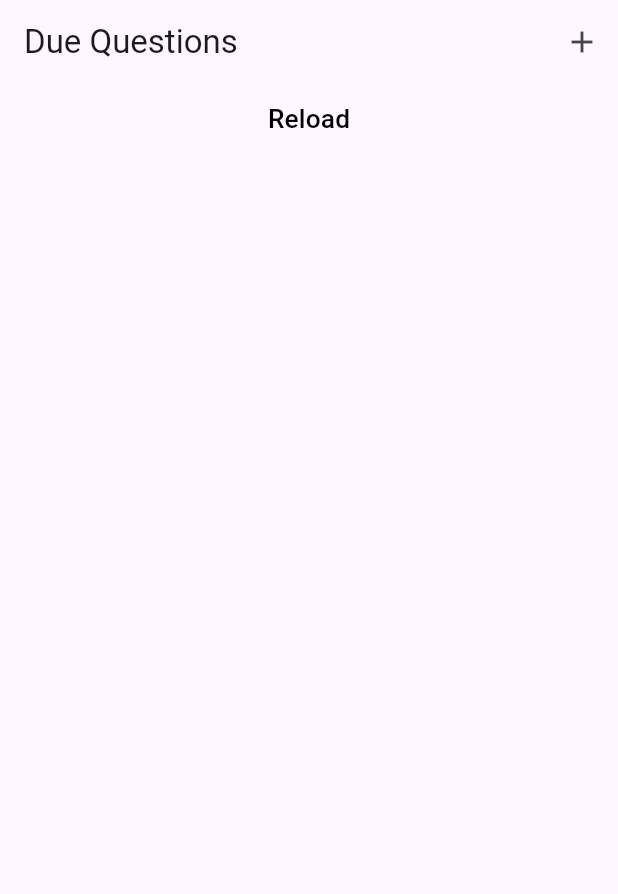
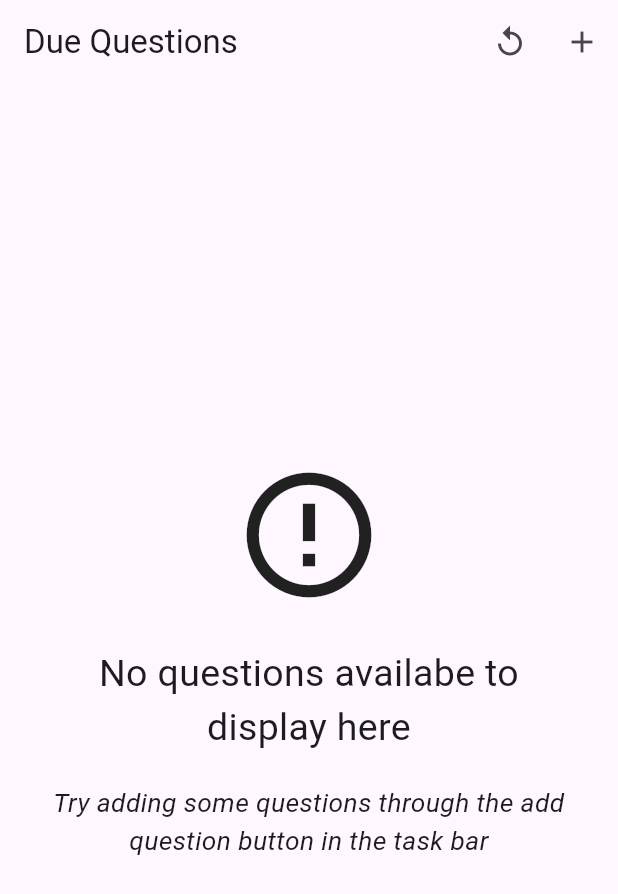
Before and after one commit to 10101krish/Leetcode_Todo_App, a Flutter app: the screen it shows after launch, on a phone screen of 412 x 824 dp. Shown: the top 894 px of the screen. Run offline on Flutter 3.47's test engine with Material 3 defaults, Android fonts, the phone set to English and light mode, and no system bars; our stand-ins replace flutter_riverpod, sqflite, string_validator, webview_flutter; accounts and stored records are empty.

Commit message:
Enhanced and simplified the UI

```diff
--- a/lib/database/database.dart
+++ b/lib/database/database.dart
@@ -72,7 +72,7 @@ void addNewQuestion({
   required Question question,
 }) async {
   final dueDate = DateTime.now()
-      .add(Duration(days: -1 * dueDelay[question.confidence]!))
+      .add(Duration(days: dueDelay[question.confidence]!))
       .toIso8601String()
       .substring(0, 10);
   final sql.Database db = await _getQuestionsDatabase();
--- a/lib/main.dart
+++ b/lib/main.dart
@@ -1,11 +1,11 @@
 import 'package:flutter/material.dart';
 import 'package:flutter_riverpod/flutter_riverpod.dart';
-import 'package:leetcode_todo_app/screens/landing_screen.dart';
+import 'package:leetcode_todo_app/screens/due_questions.dart';
 
 void main() {
   runApp(const ProviderScope(
     child: MaterialApp(
-      home: LandingScreen(),
+      home: DueQuestionsScreen(),
     ),
   ));
 }
--- a/lib/screens/due_questions.dart
+++ b/lib/screens/due_questions.dart
@@ -4,6 +4,7 @@ import 'package:leetcode_todo_app/database/database.dart';
 import 'package:leetcode_todo_app/models/confidence.dart';
 import 'package:leetcode_todo_app/models/question.dart';
 import 'package:leetcode_todo_app/provider/due_questions_provider.dart';
+import 'package:leetcode_todo_app/screens/new_question.dart';
 import 'package:leetcode_todo_app/screens/question_dismissed_dailog.dart';
 import 'package:leetcode_todo_app/widgets/question_big.dart';
 
@@ -23,6 +24,27 @@ class _DueQuestionsScreenState extends ConsumerState<DueQuestionsScreen> {
     ref.read(dueQuestionsProvider.notifier).loadQuestions();
   }
 
+  Widget confirmIcon() {
+    return const Icon(
+      Icons.check,
+      color: Colors.white,
+      size: 40,
+    );
+  }
+
+  void reloadDueQuestions() {
+    ref.read(dueQuestionsProvider.notifier).loadQuestions();
+  }
+
+  void addNewQuestion() async {
+    await Navigator.of(context).push(
+      MaterialPageRoute(
+        builder: (context) => const NewQuestionScreen(),
+      ),
+    );
+    reloadDueQuestions();
+  }
+
   Future<bool> questionDismissed({
     required Question question,
   }) async {
@@ -40,36 +62,68 @@ class _DueQuestionsScreenState extends ConsumerState<DueQuestionsScreen> {
         question: question,
         newConfidenceLevel: dialogResponse,
       );
-      ref.read(dueQuestionsProvider.notifier).loadQuestions();
+      reloadDueQuestions();
       return true;
     }
     return false;
   }
 
-  Widget confirmIcon() {
-    return const Icon(
-      Icons.check,
-      color: Colors.white,
-      size: 40,
+  Widget dismissablePrimaryBackground() {
+    return Container(
+      color: Colors.green.shade500,
+      padding: const EdgeInsets.symmetric(horizontal: 10),
+      alignment: Alignment.centerLeft,
+      child: confirmIcon(),
+    );
+  }
+
+  Widget dismissableSecondaryBackground() {
+    return Container(
+      color: Colors.green.shade500,
+      padding: const EdgeInsets.symmetric(horizontal: 10),
+      alignment: Alignment.centerRight,
+      child: confirmIcon(),
     );
   }
 
   @override
   Widget build(BuildContext context) {
     List<Question> dueQuestions = ref.watch(dueQuestionsProvider);
-    return Column(
+
+    Widget content = Container(
+      margin: const EdgeInsets.symmetric(horizontal: 25),
+      child: const Column(
+        mainAxisAlignment: MainAxisAlignment.center,
+        crossAxisAlignment: CrossAxisAlignment.center,
         children: [
-        TextButton(
-          onPressed: () =>
-              ref.read(dueQuestionsProvider.notifier).loadQuestions(),
-          child: const Text(
-            'Reload',
+          Icon(
+            Icons.error_outline,
+            size: 100,
+          ),
+          SizedBox(height: 25),
+          Text(
+            'No questions availabe to display here',
+            textAlign: TextAlign.center,
+            style: TextStyle(
+              fontSize: 25,
+            ),
+          ),
+          SizedBox(height: 20),
+          Text(
+            'Try adding some questions through the add question button in the task bar',
+            textAlign: TextAlign.center,
             style: TextStyle(
               fontSize: 17.5,
-              color: Colors.black,
+              fontStyle: FontStyle.italic,
             ),
           ),
+        ],
       ),
+    );
+
+    if (dueQuestions.isNotEmpty) {
+      content = Column(
+        children: [
           Expanded(
             child: ListView.builder(
               scrollDirection: Axis.vertical,
@@ -77,24 +131,15 @@ class _DueQuestionsScreenState extends ConsumerState<DueQuestionsScreen> {
               itemCount: dueQuestions.length,
               itemBuilder: (context, index) {
                 return Container(
-                margin: const EdgeInsets.symmetric(horizontal: 10, vertical: 5),
+                  margin:
+                      const EdgeInsets.symmetric(horizontal: 10, vertical: 5),
                   decoration:
                       BoxDecoration(borderRadius: BorderRadius.circular(15)),
                   clipBehavior: Clip.hardEdge,
                   child: Dismissible(
                     key: ValueKey(dueQuestions[index].id),
-                  background: Container(
-                    color: Colors.green.shade500,
-                    padding: const EdgeInsets.symmetric(horizontal: 10),
-                    alignment: Alignment.centerLeft,
-                    child: Row(
-                      mainAxisAlignment: MainAxisAlignment.spaceBetween,
-                      children: [
-                        confirmIcon(),
-                        confirmIcon(),
-                      ],
-                    ),
-                  ),
+                    background: dismissablePrimaryBackground(),
+                    secondaryBackground: dismissableSecondaryBackground(),
                     child: QuestionBig(
                       question: dueQuestions[index],
                       index: index,
@@ -112,4 +157,24 @@ class _DueQuestionsScreenState extends ConsumerState<DueQuestionsScreen> {
         ],
       );
     }
+
+    return Scaffold(
+      appBar: AppBar(
+        title: const Text('Due Questions'),
+        actions: [
+          IconButton(
+            onPressed: reloadDueQuestions,
+            icon: const Icon(Icons.replay_outlined),
+            tooltip: 'Reload questions',
+          ),
+          IconButton(
+            onPressed: addNewQuestion,
+            icon: const Icon(Icons.add),
+            tooltip: 'Add new question',
+          ),
+        ],
+      ),
+      body: content,
+    );
   }
+}
--- a/lib/screens/landing_screen.dart
+++ /dev/null
@@ -1,34 +0,0 @@
-import 'package:flutter/material.dart';
-import 'package:leetcode_todo_app/screens/new_question.dart';
-import 'package:leetcode_todo_app/screens/due_questions.dart';
-
-class LandingScreen extends StatefulWidget {
-  const LandingScreen({super.key});
-
-  @override
-  State<LandingScreen> createState() => _LandingScreenState();
-}
-
-class _LandingScreenState extends State<LandingScreen> {
-  final String _title = "Due Questions";
-
-  @override
-  Widget build(BuildContext context) {
-    return Scaffold(
-      appBar: AppBar(
-        title: Text(_title),
-        actions: [
-          IconButton(
-            onPressed: () => Navigator.of(context).push(
-              MaterialPageRoute(
-                builder: (context) => const NewQuestionScreen(),
-              ),
-            ),
-            icon: const Icon(Icons.add),
-          ),
-        ],
-      ),
-      body: const DueQuestionsScreen(),
-    );
-  }
-}
```
Lines whose indentation alone changed are shown as unchanged.
